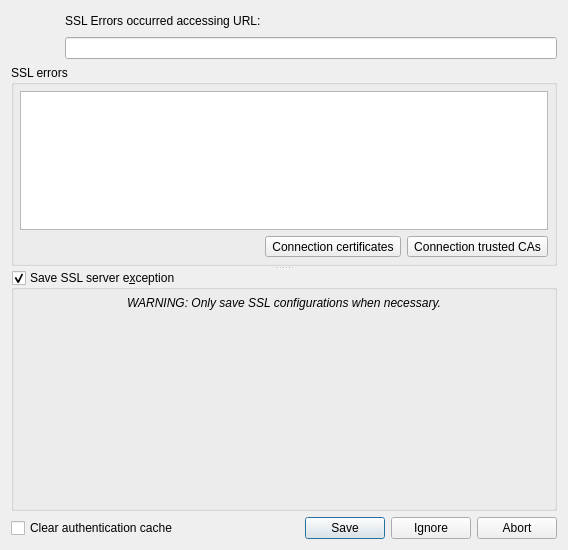
This is src/ui/auth/qgsauthsslerrorsdialog.ui in qgis/QGIS as Qt 5 draws it before an edit. The edited form follows.
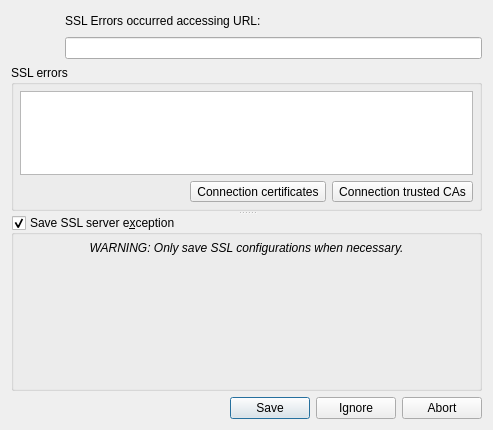
This is the edited form. Icons and pictures are not drawn. Custom widgets are drawn as their Qt base class.

Commit message: [auth] Reverted to previous GUI

```diff
--- a/src/ui/auth/qgsauthsslerrorsdialog.ui
+++ b/src/ui/auth/qgsauthsslerrorsdialog.ui
@@ -6,8 +6,8 @@
    <rect>
     <x>0</x>
     <y>0</y>
-    <width>568</width>
-    <height>550</height>
+    <width>493</width>
+    <height>430</height>
    </rect>
   </property>
   <property name="windowTitle">
@@ -220,16 +220,6 @@
    </item>
    <item>
     <layout class="QHBoxLayout" name="horizontalLayout_2">
-     <item>
-      <widget class="QCheckBox" name="cbClearAuthCacheOnErrors">
-       <property name="toolTip">
-        <string>&lt;html&gt;&lt;head/&gt;&lt;body&gt;&lt;p&gt;The authentication cache stores all connections even when the connection fails. &lt;/p&gt;&lt;p&gt;If you make any change to the authentication configuration or to the CAs you should clear the authentication cache or restart QGIS. &lt;/p&gt;&lt;p&gt;&lt;br/&gt;When this option is checked, it will clear the authentication cache when this dialog is closed.&lt;br/&gt;&lt;/p&gt;&lt;/body&gt;&lt;/html&gt;</string>
-       </property>
-       <property name="text">
-        <string>Clear authentication cache</string>
-       </property>
-      </widget>
-     </item>
      <item>
       <widget class="QDialogButtonBox" name="buttonBox">
        <property name="orientation">
```
Left out of the diff: 3 changed lines with no effect on the pictures.
